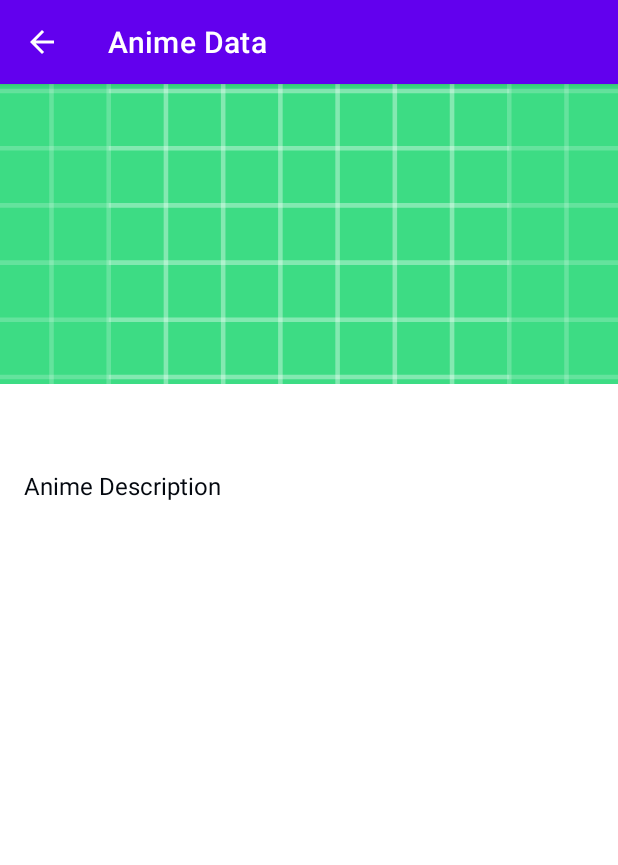
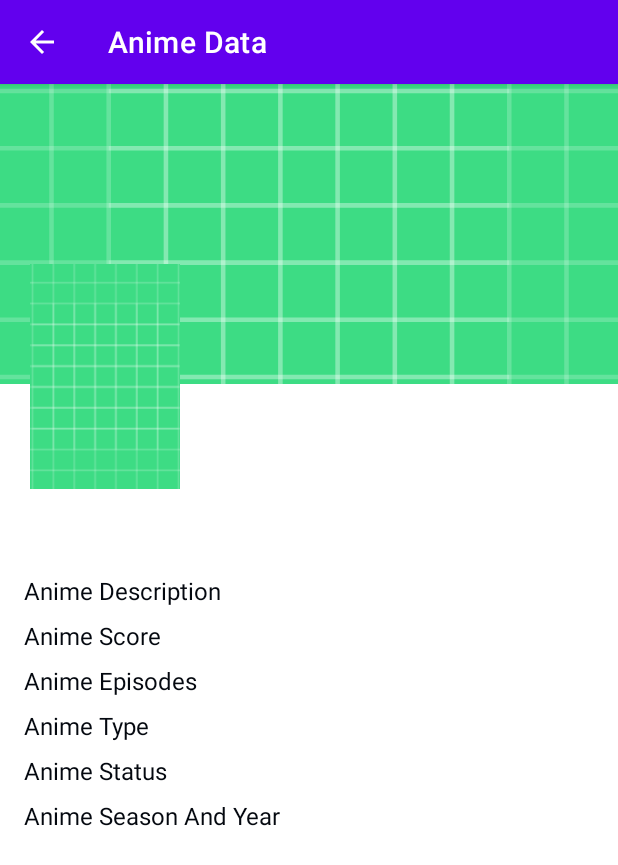
Before and after one commit to eloix2/Anikiwi, an Android app: the AnimeDataActivity screen opened directly, with no data from a screen before it, on a phone screen of 412 x 824 dp. Shown: the top 865 px of the screen. Run offline under Robolectric (Android 15) with nearby library versions, the phone set to English and light mode, and no system bars; libraries missing offline, so code that uses them is left out: jp.wasabeef.glide; pictures from the network do not load.

Commit message:
Added blur images, anime get by api, and new style for the animedata view

```diff
--- a/app/build.gradle
+++ b/app/build.gradle
@@ -53,6 +53,7 @@ dependencies {
     implementation(platform("com.google.firebase:firebase-bom:32.2.0"))
     implementation("com.google.firebase:firebase-auth")
     implementation 'com.google.android.gms:play-services-auth:20.6.0'
+    implementation 'jp.wasabeef:glide-transformations:4.3.0'
 }
 
 configurations.implementation {
--- a/app/src/main/java/com/example/anikiwi/networking/Anime.java
+++ b/app/src/main/java/com/example/anikiwi/networking/Anime.java
@@ -66,4 +66,8 @@ public class Anime {
     public String[] getTags() {
         return tags;
     }
+
+    public String getSeasonAndYear() {
+        return season + " " + year;
+    }
 }
--- a/app/src/main/java/com/example/anikiwi/ui/animedata/AnimeDataActivity.java
+++ b/app/src/main/java/com/example/anikiwi/ui/animedata/AnimeDataActivity.java
@@ -8,19 +8,15 @@ import androidx.appcompat.app.ActionBar;
 import androidx.appcompat.app.AppCompatActivity;
 import androidx.lifecycle.ViewModelProvider;
 
+import com.bumptech.glide.Glide;
+import jp.wasabeef.glide.transformations.BlurTransformation;
+import com.bumptech.glide.request.RequestOptions;
 import com.example.anikiwi.R;
 import com.example.anikiwi.databinding.ActivityAnimeDataBinding;
 import com.example.anikiwi.databinding.ActivityMainBinding;
 
 
 public class AnimeDataActivity extends AppCompatActivity {
-
-    //puedo hacer la carga de datos de dos formas:
-    //pasando los datos desde la view anterior
-    //pasando el id y cargando los datos en la activity
-    //el problema es que si se duerme la api he de hacer otro boton para recargar los datos y puede ser repetitivo
-    //1. con un intent, pasando el id del anime y cargando los datos en la activity
-
     private ActivityAnimeDataBinding binding;
     private AnimeDataViewModel animeDataViewModel;
 
@@ -49,20 +45,27 @@ public class AnimeDataActivity extends AppCompatActivity {
             if (animeData != null) {
                 // Update UI with anime data
                 binding.textViewTitle.setText(animeData.getTitle());
+
+                // Add blurred background image with glide
+                Glide.with(this)
+                        .load(animeData.getImage_url())
+                        .apply(RequestOptions.bitmapTransform(new BlurTransformation(10, 3)))
+                        .into(binding.imageViewBackground);
+
+                // Add portrait image with glide
+                Glide.with(this)
+                        .load(animeData.getImage_url())
+                        .into(binding.imageViewPortrait);
                 // Update other UI elements with relevant data
+                binding.textViewEpisodes.setText(animeData.getEpisodes());
+                binding.textViewStatus.setText(animeData.getStatus());
+                binding.textViewType.setText(animeData.getType());
+                binding.textViewSeasonYear.setText(animeData.getSeasonAndYear());
+
+
             }
         });
     }
-
-
-        //animeDataViewModel = new ViewModelProvider(this).get(AnimeDataViewModel.class);
-        //animeDataViewModel.init();
-        //animeDataViewModel.getAnimeData().observe(this, new Observer<AnimeData>() {
-          //  @Override
-            //public void onChanged(AnimeData animeData) {
-
-            //}
-        //});
 
     //add back button functionality replicating the behaviour of real android back button
     @Override
--- a/app/src/main/java/com/example/anikiwi/ui/animedata/AnimeDataViewModel.java
+++ b/app/src/main/java/com/example/anikiwi/ui/animedata/AnimeDataViewModel.java
@@ -5,32 +5,22 @@ import androidx.lifecycle.MutableLiveData;
 import androidx.lifecycle.ViewModel;
 
 import com.example.anikiwi.networking.Anime;
+import com.example.anikiwi.repositories.AnimeRepository;
 
 public class AnimeDataViewModel extends ViewModel {
     private MutableLiveData<Anime> animeDataLiveData;
 
+    private AnimeRepository animeRepository;
     // Inject API service here
 
     public void init(String animeId) {
         if (animeDataLiveData != null) {
             return; // ViewModel already initialized
         }
+        animeRepository = AnimeRepository.getInstance();
         animeDataLiveData = new MutableLiveData<>();
+        animeDataLiveData = animeRepository.getAnime(animeId);
 
-        // Fetch anime data from API using animeId and update LiveData
-        // Replace this with API call to fetch anime data by ID
-        // For example:
-        // ApiService.getInstance().getAnimeById(animeId, new Callback<AnimeData>() {
-        //     @Override
-        //     public void onResponse(Call<AnimeData> call, Response<AnimeData> response) {
-        //         animeDataLiveData.setValue(response.body());
-        //     }
-        //
-        //     @Override
-        //     public void onFailure(Call<AnimeData> call, Throwable t) {
-        //         // Handle error
-        //     }
-        // });
     }
 
     public LiveData<Anime> getAnimeData() {
--- a/app/src/main/res/layout/activity_anime_data.xml
+++ b/app/src/main/res/layout/activity_anime_data.xml
@@ -6,15 +6,27 @@
     android:layout_height="match_parent"
     android:orientation="vertical"
     >
-
+<RelativeLayout
+    android:layout_width="wrap_content"
+    android:layout_height="wrap_content">
     <!-- Upper Background Image -->
     <ImageView
         android:id="@+id/imageViewBackground"
         android:layout_width="match_parent"
         android:layout_height="200dp"
         android:scaleType="centerCrop"
-        android:src="@drawable/ic_launcher_background" /> <!-- Replace with your anime background image -->
+        android:src="@drawable/ic_launcher_background" />
 
+    <!-- Upper Background Image -->
+    <ImageView
+        android:id="@+id/imageViewPortrait"
+        android:layout_width="100dp"
+        android:layout_height="150dp"
+        android:scaleType="centerCrop"
+        android:layout_marginStart="20dp"
+        android:layout_marginTop="120dp"
+        android:src="@drawable/ic_launcher_background" />
+</RelativeLayout>
     <!-- Anime Title -->
     <TextView
         android:id="@+id/textViewTitle"
@@ -39,4 +51,65 @@
         android:layout_marginEnd="16dp"
         android:lineSpacingExtra="4dp" />
 
+    <!-- Anime Score -->
+    <TextView
+        android:id="@+id/textViewScore"
+        android:layout_width="wrap_content"
+        android:layout_height="wrap_content"
+        android:text="Anime Score"
+        android:textSize="16sp"
+        android:layout_marginTop="8dp"
+        android:layout_marginStart="16dp"
+        android:layout_marginEnd="16dp"
+        android:lineSpacingExtra="4dp" />
+
+    <!-- Anime Episodes -->
+    <TextView
+        android:id="@+id/textViewEpisodes"
+        android:layout_width="wrap_content"
+        android:layout_height="wrap_content"
+        android:text="Anime Episodes"
+        android:textSize="16sp"
+        android:layout_marginTop="8dp"
+        android:layout_marginStart="16dp"
+        android:layout_marginEnd="16dp"
+        android:lineSpacingExtra="4dp" />
+
+    <!-- Anime Type -->
+    <TextView
+        android:id="@+id/textViewType"
+        android:layout_width="wrap_content"
+        android:layout_height="wrap_content"
+        android:text="Anime Type"
+        android:textSize="16sp"
+        android:layout_marginTop="8dp"
+        android:layout_marginStart="16dp"
+        android:layout_marginEnd="16dp"
+        android:lineSpacingExtra="4dp" />
+
+    <!-- Anime Status -->
+    <TextView
+        android:id="@+id/textViewStatus"
+        android:layout_width="wrap_content"
+        android:layout_height="wrap_content"
+        android:text="Anime Status"
+        android:textSize="16sp"
+        android:layout_marginTop="8dp"
+        android:layout_marginStart="16dp"
+        android:layout_marginEnd="16dp"
+        android:lineSpacingExtra="4dp" />
+
+    <!-- Anime Season And Year-->
+    <TextView
+        android:id="@+id/textViewSeasonYear"
+        android:layout_width="wrap_content"
+        android:layout_height="wrap_content"
+        android:text="Anime Season And Year"
+        android:textSize="16sp"
+        android:layout_marginTop="8dp"
+        android:layout_marginStart="16dp"
+        android:layout_marginEnd="16dp"
+        android:lineSpacingExtra="4dp" />
+
+
 </LinearLayout>
```
